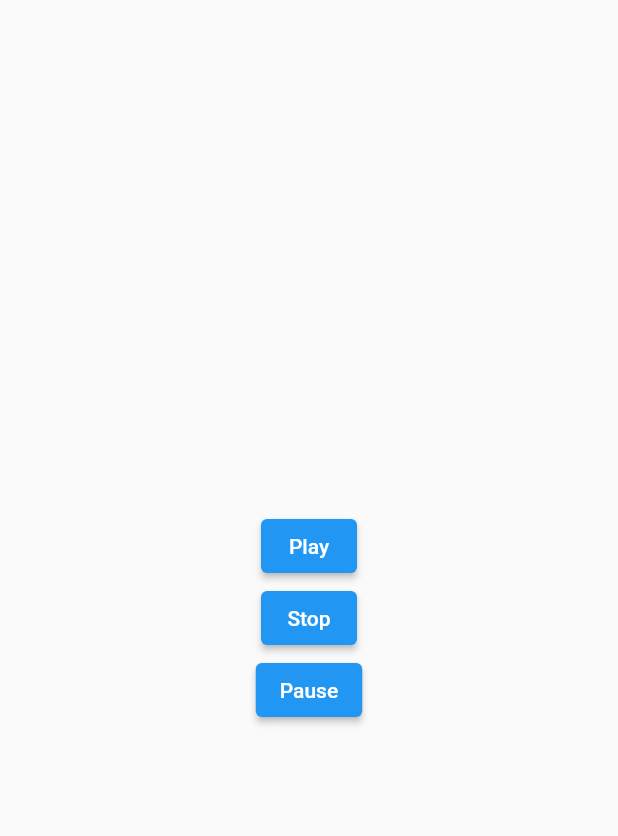
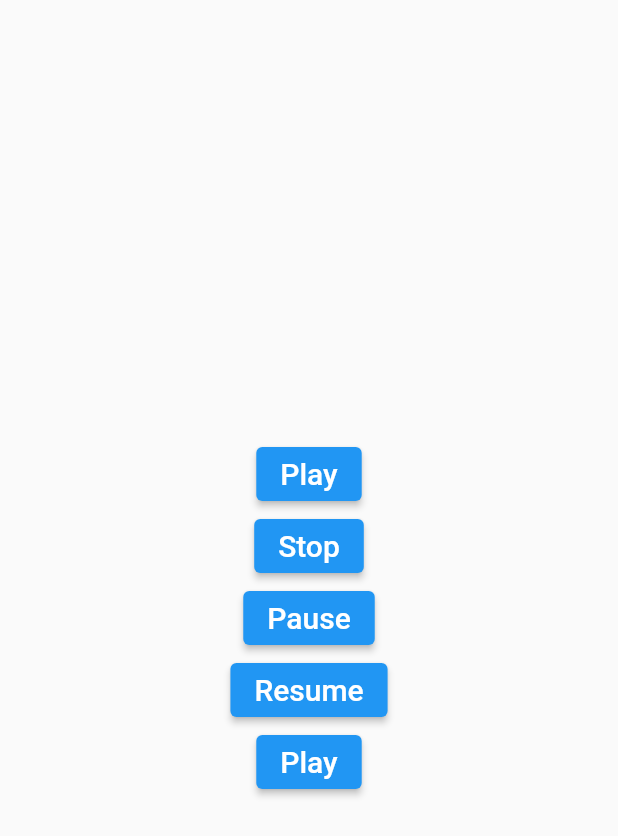
Before and after one commit to paxFortuna/UI-Audio-Player, a Flutter app: the screen it shows after launch, after a tap on "Play", on a phone screen of 412 x 824 dp. Shown: the top 836 px of the screen. Run offline on Flutter 3.47's test engine with Material 2 defaults, Android fonts, the phone set to English and light mode, and no system bars; our stand-ins replace audioplayers.

Commit message:
add: resume etc...

```diff
--- a/lib/main.dart
+++ b/lib/main.dart
@@ -1,51 +1,17 @@
 import 'package:flutter/material.dart';
-import 'package:audioplayers/audioplayers.dart';
+import 'package:ui_audio_player/xylophone_page.dart';
 
 void main() {
-  runApp(const XylophoneApp());
+  runApp(const MyApp());
 }
 
-class XylophoneApp extends StatelessWidget {
-  const XylophoneApp({Key? key}) : super(key: key);
+class MyApp extends StatelessWidget {
+  const MyApp({Key? key}) : super(key: key);
 
   @override
   Widget build(BuildContext context) {
-
-    final player = AudioPlayer();
-
-    return MaterialApp(
-      home: Scaffold(
-        body: SafeArea(
-          child: Center(
-            child: Column(
-              mainAxisAlignment: MainAxisAlignment.center,
-              children: [
-                ElevatedButton(
-                  onPressed: () {
-                    player.play(AssetSource('hyper.mp3'));
-                    // player.play(setSourceUrl(url)); // equivalent to setSource(UrlSource(url));
-                    //player.play(DeviceFileSource(localFile)); // will immediately start playing
-                  },
-                  child: Text('Play'),
-                ),
-                ElevatedButton(
-                  onPressed: () {
-                    player.stop();
-                  },
-                  child: Text('Stop'),
-                ),
-
-                ElevatedButton(
-                  onPressed: () {
-                    player.pause();
-                  },
-                  child: Text('Pause'),
-                ),
-              ],
-            ),
-          ),
-        ),
-      ),
+    return const MaterialApp(
+      home: XylophoneApp(),
     );
   }
 }
--- /dev/null
+++ b/lib/xylophone_page.dart
@@ -0,0 +1,87 @@
+import 'package:flutter/material.dart';
+import 'package:audioplayers/audioplayers.dart';
+
+class XylophoneApp extends StatelessWidget {
+  const XylophoneApp({Key? key}) : super(key: key);
+
+  @override
+  Widget build(BuildContext context) {
+    final player = AudioPlayer();
+
+    return MaterialApp(
+      home: Scaffold(
+        body: SafeArea(
+          child: Center(
+            child: Column(
+              mainAxisAlignment: MainAxisAlignment.center,
+              children: [
+                ElevatedButton(
+                  onPressed: () {
+                    player.play(
+                      AssetSource(
+                        'hyper.mp3',
+                      ),
+                    );
+                  },
+                  child: const Text(
+                    'Play',
+                    style: TextStyle(
+                      fontSize: 20,
+                    ),
+                  ),
+                ),
+                ElevatedButton(
+                  onPressed: () {
+                    player.stop();
+                  },
+                  child: const Text(
+                    'Stop',
+                    style: TextStyle(
+                      fontSize: 20,
+                    ),
+                  ),
+                ),
+                ElevatedButton(
+                  onPressed: () {
+                    player.pause();
+                  },
+                  child: const Text(
+                    'Pause',
+                    style: TextStyle(
+                      fontSize: 20,
+                    ),
+                  ),
+                ),
+                ElevatedButton(
+                  onPressed: () {
+                    player.resume();
+                  },
+                  child: const Text(
+                    'Resume',
+                    style: TextStyle(
+                      fontSize: 20,
+                    ),
+                  ),
+                ),
+                ElevatedButton(
+                  onPressed: () {
+                    // player.play(setSourceUrl(url));
+                    //equivalent to setSource(UrlSource(url));
+                    // player.play(DeviceFileSource(localFile));
+                    // will immediately start playing
+                  },
+                  child: const Text(
+                    'Play',
+                    style: TextStyle(
+                      fontSize: 20,
+                    ),
+                  ),
+                ),
+              ],
+            ),
+          ),
+        ),
+      ),
+    );
+  }
+}
```
